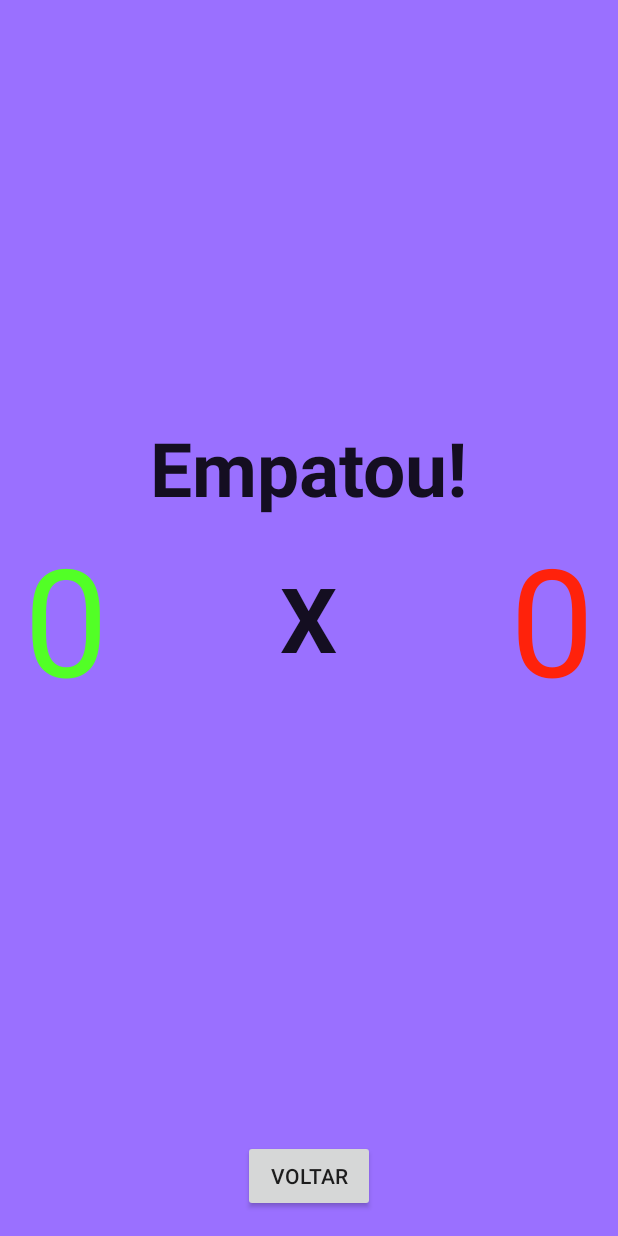
After one commit to otaviocarvalho/mimicapp, an Android app: the layout activity_scoreboard.xml on its own in the app's theme, with its tools: preview values and no code run, on a phone screen of 412 x 824 dp. The commit adds this screen. Run offline under Robolectric (Android 15) with nearby library versions, the phone set to English and light mode, and no system bars.

Commit message:
Adicionado sistema de pontuação ao jogo
- Ponto durante a partida
- Activity para o resultado final da partida

```diff
--- a/app/src/main/java/com/example/oberin/imagemacao/GameActivity.java
+++ b/app/src/main/java/com/example/oberin/imagemacao/GameActivity.java
@@ -27,7 +27,7 @@ public class GameActivity extends ActionBarActivity {
         Intent intent = getIntent();
 
 
-        currentWordText = (TextView) this.findViewById(R.id.currentWord);
+        currentWordText = (TextView) this.findViewById(R.id.textResult);
         timerText = (TextView) this.findViewById(R.id.timer);
 
         countDownTimer = new MyCountDownTimer(startTime, interval);
--- a/app/src/main/res/layout/activity_game.xml
+++ b/app/src/main/res/layout/activity_game.xml
@@ -12,7 +12,7 @@
         android:layout_height="wrap_content"
         android:textAppearance="?android:attr/textAppearanceLarge"
         android:text="Get Ready!"
-        android:id="@+id/currentWord"
+        android:id="@+id/textResult"
         android:layout_alignParentTop="true"
         android:layout_centerHorizontal="true"
         android:layout_marginTop="81dp" />
@@ -23,6 +23,6 @@
         android:textAppearance="?android:attr/textAppearanceLarge"
         android:text="3"
         android:id="@+id/timer"
-        android:layout_below="@+id/currentWord"
+        android:layout_below="@+id/textResult"
         android:layout_centerHorizontal="true" />
 </RelativeLayout>
--- /dev/null
+++ b/app/src/main/res/layout/activity_scoreboard.xml
@@ -0,0 +1,64 @@
+<RelativeLayout xmlns:android="http://schemas.android.com/apk/res/android"
+    xmlns:tools="http://schemas.android.com/tools" android:layout_width="match_parent"
+    android:layout_height="match_parent" android:paddingLeft="@dimen/activity_horizontal_margin"
+    android:paddingRight="@dimen/activity_horizontal_margin"
+    android:paddingTop="@dimen/activity_vertical_margin"
+    android:paddingBottom="@dimen/activity_vertical_margin"
+    tools:context="com.example.oberin.imagemacao.ScoreboardActivity"
+    android:background="#ff9a70ff">
+
+    <TextView
+        android:layout_width="wrap_content"
+        android:layout_height="wrap_content"
+        android:textAppearance="?android:attr/textAppearanceLarge"
+        android:id="@+id/textResult"
+        android:text="Empatou!"
+        android:textSize="50dp"
+        android:textStyle="bold"
+        android:layout_above="@+id/pointsHome"
+        android:layout_centerHorizontal="true" />
+
+    <TextView
+        android:layout_width="wrap_content"
+        android:layout_height="wrap_content"
+        android:textAppearance="?android:attr/textAppearanceLarge"
+        android:text="0"
+        android:id="@+id/pointsAway"
+        android:textColor="#ffff220b"
+        android:textSize="100dp"
+        android:layout_centerVertical="true"
+        android:layout_alignParentRight="true"
+        android:layout_alignParentEnd="true" />
+
+    <TextView
+        android:layout_width="wrap_content"
+        android:layout_height="wrap_content"
+        android:textAppearance="?android:attr/textAppearanceLarge"
+        android:text="0"
+        android:id="@+id/pointsHome"
+        android:textSize="100dp"
+        android:textColor="#ff52ff26"
+        android:layout_centerVertical="true"
+        android:layout_alignParentLeft="true"
+        android:layout_alignParentStart="true" />
+
+    <Button
+        android:layout_width="wrap_content"
+        android:layout_height="wrap_content"
+        android:text="Voltar"
+        android:id="@+id/buttonHome"
+        android:layout_alignParentBottom="true"
+        android:layout_centerHorizontal="true" />
+
+    <TextView
+        android:layout_width="wrap_content"
+        android:layout_height="wrap_content"
+        android:textAppearance="?android:attr/textAppearanceLarge"
+        android:text="X"
+        android:id="@+id/textView"
+        android:layout_centerVertical="true"
+        android:layout_centerHorizontal="true"
+        android:textStyle="bold"
+        android:textSize="60dp" />
+
+</RelativeLayout>
```
Also changed, not shown: app/src/main/java/com/example/oberin/imagemacao/RoundActivity.java (+55 -32 lines), app/src/main/java/com/example/oberin/imagemacao/Scoreboard.java (added, +104 -0 lines), app/src/main/java/com/example/oberin/imagemacao/ScoreboardActivity.java (added, +71 -0 lines), app/src/main/res/layout/activity_round.xml (+25 -1 lines), app/src/main/res/menu/menu_scoreboard.xml (added, +7 -0 lines).
